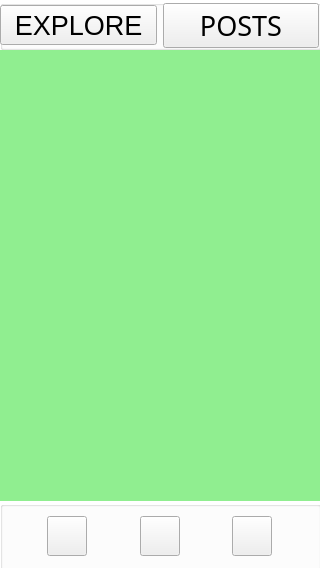
Above: QTProjectFiles/graphicInterface/postswindow.ui from eljam3239/snackmap before the change. Below: the same form after it.
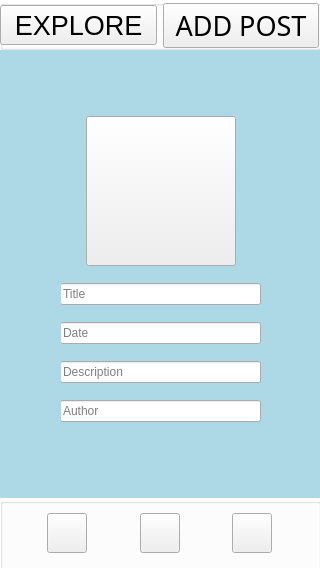
That is the form after the change. Icons and pictures are not drawn.

Patch:
```diff
--- a/QTProjectFiles/graphicInterface/postswindow.ui
+++ b/QTProjectFiles/graphicInterface/postswindow.ui
@@ -28,7 +28,7 @@
   <widget class="QWidget" name="centralwidget">
    <property name="styleSheet">
     <string notr="true">#centralwidget{
-background-color: lightgreen;
+background-color: lightblue;
 }</string>
    </property>
    <widget class="QWidget" name="verticalLayoutWidget">
@@ -37,7 +37,7 @@
       <x>0</x>
       <y>0</y>
       <width>321</width>
-      <height>571</height>
+      <height>602</height>
      </rect>
     </property>
     <layout class="QVBoxLayout" name="MainVertBox">
@@ -106,7 +106,7 @@
               </font>
              </property>
              <property name="text">
-              <string>POSTS</string>
+              <string>ADD POST</string>
              </property>
             </widget>
            </item>
@@ -116,18 +116,181 @@
        </item>
       </layout>
      </item>
+     <item>
+      <spacer name="verticalSpacer">
+       <property name="orientation">
+        <enum>Qt::Orientation::Vertical</enum>
+       </property>
+       <property name="sizeType">
+        <enum>QSizePolicy::Policy::Fixed</enum>
+       </property>
+       <property name="sizeHint" stdset="0">
+        <size>
+         <width>20</width>
+         <height>60</height>
+        </size>
+       </property>
+      </spacer>
+     </item>
+     <item>
+      <layout class="QHBoxLayout" name="horizontalLayout_4">
+       <item>
+        <spacer name="horizontalSpacer">
+         <property name="orientation">
+          <enum>Qt::Orientation::Horizontal</enum>
+         </property>
+         <property name="sizeHint" stdset="0">
+          <size>
+           <width>40</width>
+           <height>20</height>
+          </size>
+         </property>
+        </spacer>
+       </item>
+       <item>
+        <widget class="QPushButton" name="pushButton">
+         <property name="minimumSize">
+          <size>
+           <width>150</width>
+           <height>150</height>
+          </size>
+         </property>
+         <property name="maximumSize">
+          <size>
+           <width>150</width>
+           <height>150</height>
+          </size>
+         </property>
+         <property name="text">
+          <string/>
+         </property>
+         <property name="icon">
+          <iconset theme="QIcon::ThemeIcon::ListAdd"/>
+         </property>
+         <property name="iconSize">
+          <size>
+           <width>70</width>
+           <height>70</height>
+          </size>
+         </property>
+        </widget>
+       </item>
+       <item>
+        <spacer name="horizontalSpacer_2">
+         <property name="orientation">
+          <enum>Qt::Orientation::Horizontal</enum>
+         </property>
+         <property name="sizeHint" stdset="0">
+          <size>
+           <width>40</width>
+           <height>20</height>
+          </size>
+         </property>
+        </spacer>
+       </item>
+      </layout>
+     </item>
+     <item>
+      <layout class="QHBoxLayout" name="horizontalLayout_5">
+       <item>
+        <spacer name="horizontalSpacer_3">
+         <property name="orientation">
+          <enum>Qt::Orientation::Horizontal</enum>
+         </property>
+         <property name="sizeHint" stdset="0">
+          <size>
+           <width>40</width>
+           <height>20</height>
+          </size>
+         </property>
+        </spacer>
+       </item>
+       <item>
+        <widget class="QWidget" name="widget" native="true">
+         <property name="minimumSize">
+          <size>
+           <width>200</width>
+           <height>160</height>
+          </size>
+         </property>
+         <property name="maximumSize">
+          <size>
+           <width>80</width>
+           <height>16777215</height>
+          </size>
+         </property>
+         <widget class="QWidget" name="verticalWidget_2" native="true">
+          <property name="geometry">
+           <rect>
+            <x>-1</x>
+            <y>0</y>
+            <width>201</width>
+            <height>161</height>
+           </rect>
+          </property>
+          <layout class="QVBoxLayout" name="verticalLayout_2">
+           <item>
+            <widget class="QLineEdit" name="lineEdit_2">
+             <property name="placeholderText">
+              <string>Title</string>
+             </property>
+            </widget>
+           </item>
+           <item>
+            <widget class="QLineEdit" name="lineEdit_4">
+             <property name="placeholderText">
+              <string>Date</string>
+             </property>
+            </widget>
+           </item>
+           <item>
+            <widget class="QLineEdit" name="lineEdit_3">
+             <property name="text">
+              <string/>
+             </property>
+             <property name="placeholderText">
+              <string>Description</string>
+             </property>
+            </widget>
+           </item>
+           <item>
+            <widget class="QLineEdit" name="lineEdit">
+             <property name="placeholderText">
+              <string>Author</string>
+             </property>
+            </widget>
+           </item>
+          </layout>
+         </widget>
+        </widget>
+       </item>
+       <item>
+        <spacer name="horizontalSpacer_4">
+         <property name="orientation">
+          <enum>Qt::Orientation::Horizontal</enum>
+         </property>
+         <property name="sizeHint" stdset="0">
+          <size>
+           <width>40</width>
+           <height>20</height>
+          </size>
+         </property>
+        </spacer>
+       </item>
+      </layout>
+     </item>
      <item>
       <spacer name="VSpacer1">
        <property name="orientation">
         <enum>Qt::Orientation::Vertical</enum>
        </property>
        <property name="sizeType">
-        <enum>QSizePolicy::Policy::Maximum</enum>
+        <enum>QSizePolicy::Policy::Fixed</enum>
        </property>
        <property name="sizeHint" stdset="0">
         <size>
          <width>20</width>
-         <height>445</height>
+         <height>60</height>
         </size>
        </property>
       </spacer>
```
